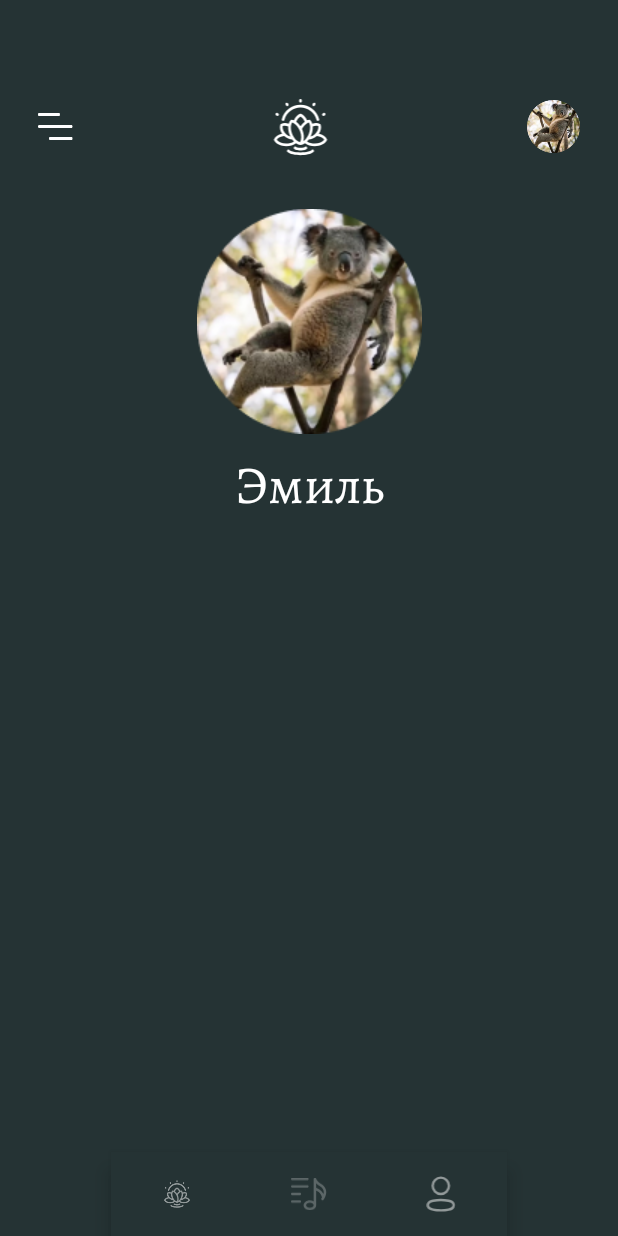
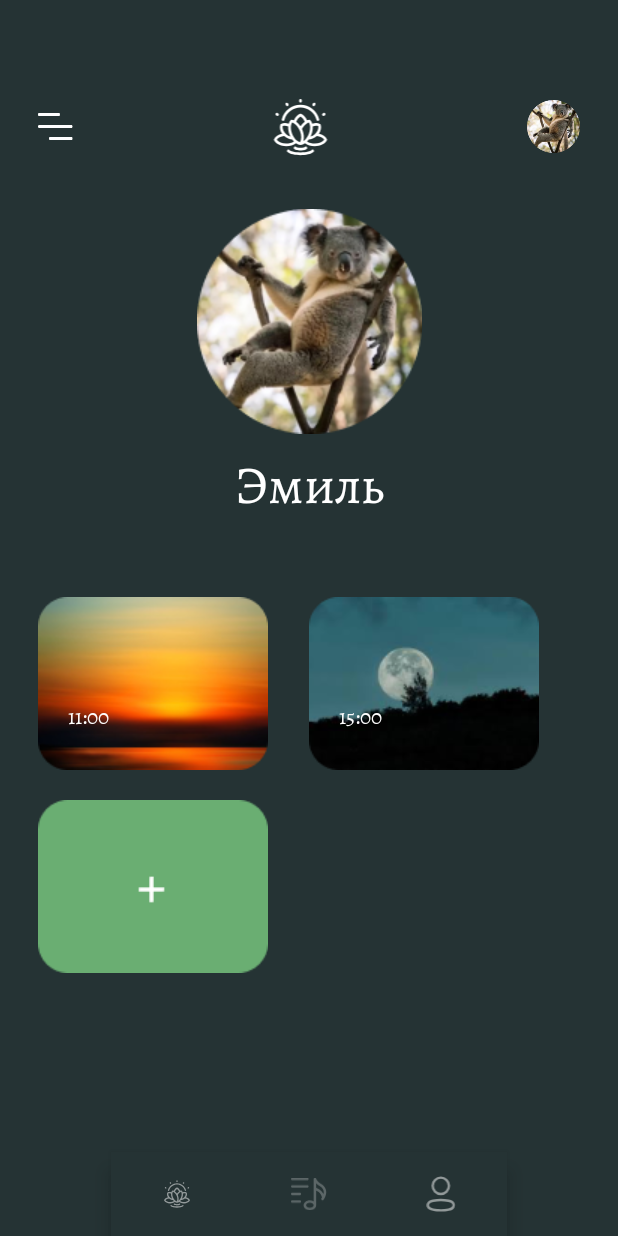
Before and after one commit to QuilliuQ/BrainApp, an Android app: the ProfileFragment screen opened through its navigation route, on a phone screen of 412 x 824 dp. Run offline under Robolectric (Android 15) with nearby library versions, the phone set to English and light mode, and no system bars; our stand-ins replace navigation-ui.

Commit message:
2010chapter1

```diff
--- a/app/src/main/java/com/sylas/tamagochi/MainScreenActivity.kt
+++ b/app/src/main/java/com/sylas/tamagochi/MainScreenActivity.kt
@@ -28,7 +28,7 @@ class MainScreenActivity : AppCompatActivity() {
         val exitText: TextView = findViewById(R.id.exit)
         exitText.visibility = View.GONE
         val navView: BottomNavigationView = binding.navView
-        navView.setOnNavigationItemReselectedListener { menu ->
+        navView.setOnNavigationItemSelectedListener { menu ->
             when (menu.itemId){
                 R.id.navigation_profile -> {
                     avatar.visibility = View.GONE
@@ -37,14 +37,16 @@ class MainScreenActivity : AppCompatActivity() {
                 else -> {   avatar.visibility = View.VISIBLE
                     exitText.visibility = View.GONE }
             }
+            return@setOnNavigationItemSelectedListener true
         }
         navController = findNavController(R.id.nav_host_fragment_activity_main_screen)
         // Passing each menu ID as a set of Ids because each
         // menu should be considered as top level destinations.
         navView.setupWithNavController(navController)
+
     }
 
     fun profileClick(view: android.view.View) {
-        navController.navigate(R.id.action_navigation_home_to_navigation_profile)
+
     }
 }
--- a/app/src/main/java/com/sylas/tamagochi/ui/notifications/NotificationsViewModel.kt
+++ /dev/null
@@ -1,13 +0,0 @@
-package com.sylas.tamagochi.ui.notifications
-
-import androidx.lifecycle.LiveData
-import androidx.lifecycle.MutableLiveData
-import androidx.lifecycle.ViewModel
-
-class NotificationsViewModel : ViewModel() {
-
-    private val _text = MutableLiveData<String>().apply {
-        value = "This is notifications Fragment"
-    }
-    val text: LiveData<String> = _text
-}
--- /dev/null
+++ b/app/src/main/java/com/sylas/tamagochi/ui/profile/ImageProfileItem.kt
@@ -0,0 +1,6 @@
+package com.sylas.tamagochi.ui.profile
+
+data class ImageProfileItem(
+    val image: Int,
+    val time: String
+)
--- /dev/null
+++ b/app/src/main/java/com/sylas/tamagochi/ui/profile/ImagesProfileAdapter.kt
@@ -0,0 +1,55 @@
+package com.sylas.tamagochi.ui.profile
+
+import android.app.AlertDialog
+import android.content.Context
+import android.content.Intent
+import android.view.LayoutInflater
+import android.view.View
+import android.view.ViewGroup
+import android.widget.ImageView
+import android.widget.TextView
+import androidx.recyclerview.widget.RecyclerView
+import com.sylas.tamagochi.CurrentImageActivity
+import com.sylas.tamagochi.R
+
+class ImagesProfileAdapter(val list: ArrayList<ImageProfileItem>,val context:Context ): RecyclerView.Adapter<ImagesProfileAdapter.MyViewHolder>() {
+    class MyViewHolder(itemView: View) : RecyclerView.ViewHolder(itemView) {
+        val image:ImageView = itemView.findViewById(R.id.image_list)
+        val time: TextView = itemView.findViewById(R.id.time_list)
+    }
+
+    override fun onCreateViewHolder(parent: ViewGroup, viewType: Int): MyViewHolder {
+        val root = LayoutInflater.from(context).inflate(R.layout.images_recycler_item,parent,false)
+        return MyViewHolder(root)
+    }
+
+    override fun onBindViewHolder(holder: MyViewHolder, position: Int) {
+       if(list.lastIndex<position)
+       {
+           holder.image.setImageResource(R.drawable.placeholderimage)
+           holder.time.text = ""
+           holder.image.setOnClickListener {
+               AlertDialog.Builder(context)
+                   .setTitle("Выберите дейтвие")
+                   .setMessage("Откуда вы хотите загрузить фотографию")
+                   .setPositiveButton("OK",null)
+                   .create()
+                   .show()
+           }
+       }
+       else
+       {
+           holder.image.setImageResource(list[position].image)
+           holder.time.text = list[position].time
+           holder.image.setOnClickListener {
+               val intent = Intent(context,CurrentImageActivity::class.java)
+               intent.putExtra("imageId",list[position].image)
+               context.startActivity(intent)
+           }
+       }
+    }
+
+    override fun getItemCount(): Int {
+       return list.size+1
+    }
+}
--- a/app/src/main/java/com/sylas/tamagochi/ui/notifications/NotificationsFragment.kt
+++ b/app/src/main/java/com/sylas/tamagochi/ui/profile/ProfileFragment.kt
@@ -1,20 +1,24 @@
-package com.sylas.tamagochi.ui.notifications
+package com.sylas.tamagochi.ui.profile
 
 import android.os.Bundle
 import android.view.LayoutInflater
 import android.view.View
 import android.view.ViewGroup
-import android.widget.TextView
 import androidx.fragment.app.Fragment
-import androidx.lifecycle.Observer
 import androidx.lifecycle.ViewModelProvider
+import androidx.recyclerview.widget.RecyclerView
 import com.sylas.tamagochi.R
 import com.sylas.tamagochi.databinding.FragmentProfileBinding
 
-class NotificationsFragment : Fragment() {
+class ProfileFragment : Fragment() {
 
-    private lateinit var notificationsViewModel: NotificationsViewModel
+
     private var _binding: FragmentProfileBinding? = null
+    val list : ArrayList<ImageProfileItem> = arrayListOf(
+        ImageProfileItem(R.drawable.imageone,"11:00"),
+        ImageProfileItem(R.drawable.imagetwo,"15:00"),
+    )
+
 
     // This property is only valid between onCreateView and
     // onDestroyView.
@@ -25,12 +29,10 @@ class NotificationsFragment : Fragment() {
         container: ViewGroup?,
         savedInstanceState: Bundle?
     ): View? {
-        notificationsViewModel =
-            ViewModelProvider(this).get(NotificationsViewModel::class.java)
-
         _binding = FragmentProfileBinding.inflate(inflater, container, false)
         val root: View = binding.root
-
+        val recyclerView:RecyclerView = root.findViewById(R.id.imageProfileList)
+        recyclerView.adapter = ImagesProfileAdapter(list,requireContext())
 
         return root
     }
--- a/app/src/main/res/layout/fragment_profile.xml
+++ b/app/src/main/res/layout/fragment_profile.xml
@@ -5,7 +5,7 @@
     android:layout_width="match_parent"
     android:layout_height="match_parent"
     android:background="@color/backgroundgreen"
-    tools:context=".ui.notifications.NotificationsFragment">
+    tools:context=".ui.profile.ProfileFragment">
 
     <ImageView
         android:id="@+id/imageView7"
@@ -30,15 +30,17 @@
         app:layout_constraintTop_toBottomOf="@+id/imageView7" />
 
     <androidx.recyclerview.widget.RecyclerView
+        android:id="@+id/imageProfileList"
         android:layout_width="match_parent"
-        android:layout_height="wrap_content"
+        android:layout_height="0dp"
         android:layout_marginStart="25dp"
         android:layout_marginTop="50dp"
+        android:layout_marginEnd="25dp"
         app:layoutManager="androidx.recyclerview.widget.GridLayoutManager"
-        app:spanCount="2"
-        tools:listitem="@layout/images_recycler_item"
-        android:layout_marginEnd="25dp"
+        app:layout_constraintBottom_toBottomOf="parent"
         app:layout_constraintEnd_toEndOf="parent"
         app:layout_constraintStart_toStartOf="parent"
-        app:layout_constraintTop_toBottomOf="@+id/textView9" />
+        app:layout_constraintTop_toBottomOf="@+id/textView9"
+        app:spanCount="2"
+        tools:listitem="@layout/images_recycler_item" />
 </androidx.constraintlayout.widget.ConstraintLayout>
--- a/app/src/main/res/layout/images_recycler_item.xml
+++ b/app/src/main/res/layout/images_recycler_item.xml
@@ -7,7 +7,7 @@
     android:layout_marginBottom="20dp">
 
     <ImageView
-        android:id="@+id/imageView8"
+        android:id="@+id/image_list"
         android:layout_width="153dp"
         android:layout_height="115dp"
         app:layout_constraintStart_toStartOf="parent"
@@ -15,7 +15,7 @@
         app:srcCompat="@drawable/buttonmedcorner" />
 
     <TextView
-        android:id="@+id/textView10"
+        android:id="@+id/time_list"
         android:layout_width="wrap_content"
         android:layout_height="wrap_content"
         android:layout_marginStart="20dp"
--- a/app/src/main/res/navigation/mobile_navigation.xml
+++ b/app/src/main/res/navigation/mobile_navigation.xml
@@ -23,7 +23,7 @@
 
     <fragment
         android:id="@+id/navigation_profile"
-        android:name="com.sylas.tamagochi.ui.notifications.NotificationsFragment"
+        android:name="com.sylas.tamagochi.ui.profile.ProfileFragment"
         android:label="@string/title_notifications"
         tools:layout="@layout/fragment_profile" />
 </navigation>
```
Also changed, not shown: app/src/main/AndroidManifest.xml (+5 -4 lines), app/src/main/java/com/sylas/tamagochi/CurrentImageActivity.kt (added, +16 -0 lines), app/src/main/res/layout/activity_current_image.xml (added, +19 -0 lines), app/src/main/res/drawable/imageone.png (added), app/src/main/res/drawable/imagetwo.png (added), app/src/main/res/drawable/placeholderimage.png (added).
